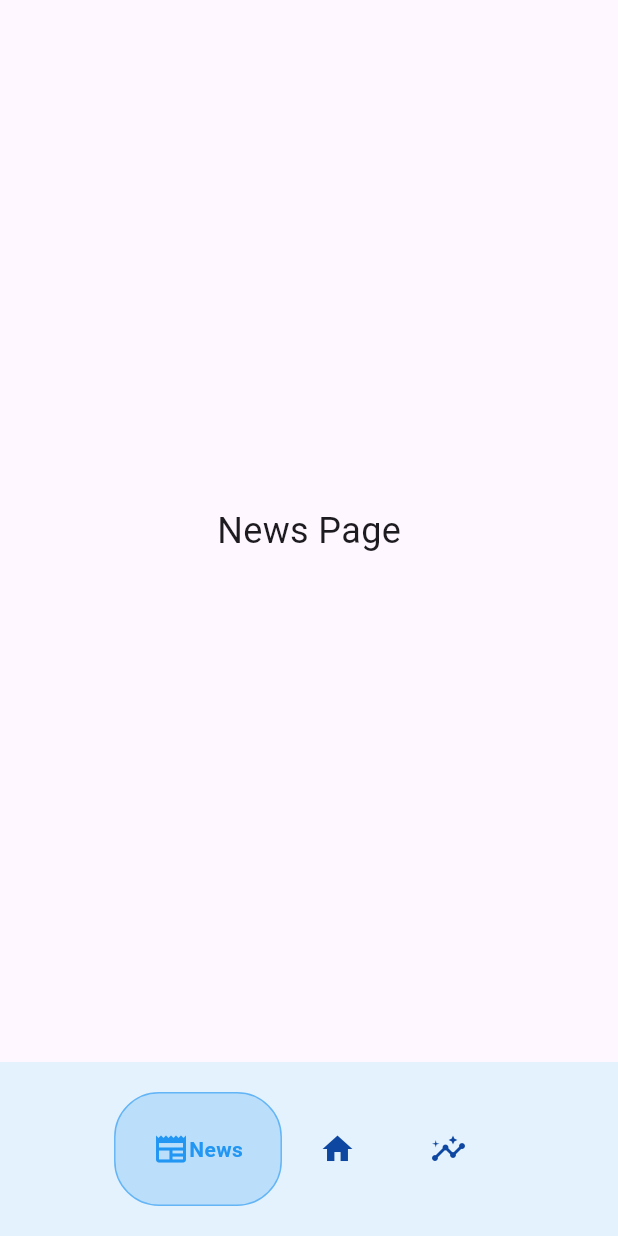
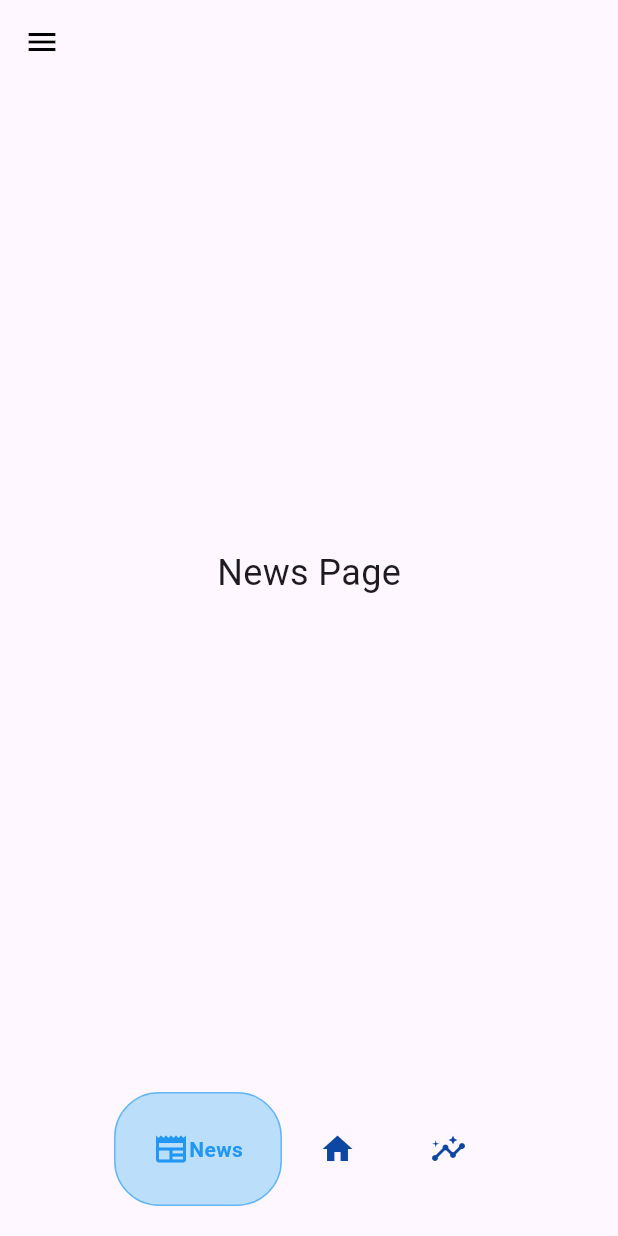
Before and after one commit to JenniferOji/StockWise, a Flutter app: the HomePage screen opened by its route, on a phone screen of 412 x 824 dp. Run offline on Flutter 3.47's test engine with Material 3 defaults, Android fonts, the light colour scheme and no system bars; drawn by our look-alikes of google_nav_bar.

Commit message:
Add an app bar with a menu (KAN-33)

```diff
--- a/frontend/lib/pages/home_page.dart
+++ b/frontend/lib/pages/home_page.dart
@@ -44,10 +44,19 @@ class _HomePageState extends State<HomePage> {
   @override
   Widget build(BuildContext context) {
     return Scaffold(
-      backgroundColor: Colors.blue[50],
       // this adds the bottom navigation bar component
       bottomNavigationBar: BottomNavBar(
         onTabChange: (index) => navigateBottomBar(index),
+      ),
+      appBar: AppBar(
+        backgroundColor: Colors.transparent,
+        elevation: 0,
+        leading: IconButton(
+          icon: Icon(
+            Icons.menu),
+            color: Colors.black,
+          onPressed: () {},
+          ),
       ),
       // have to pass it to the body for the index to show the correct page
       body: _pages[_selectedIndex],
```
